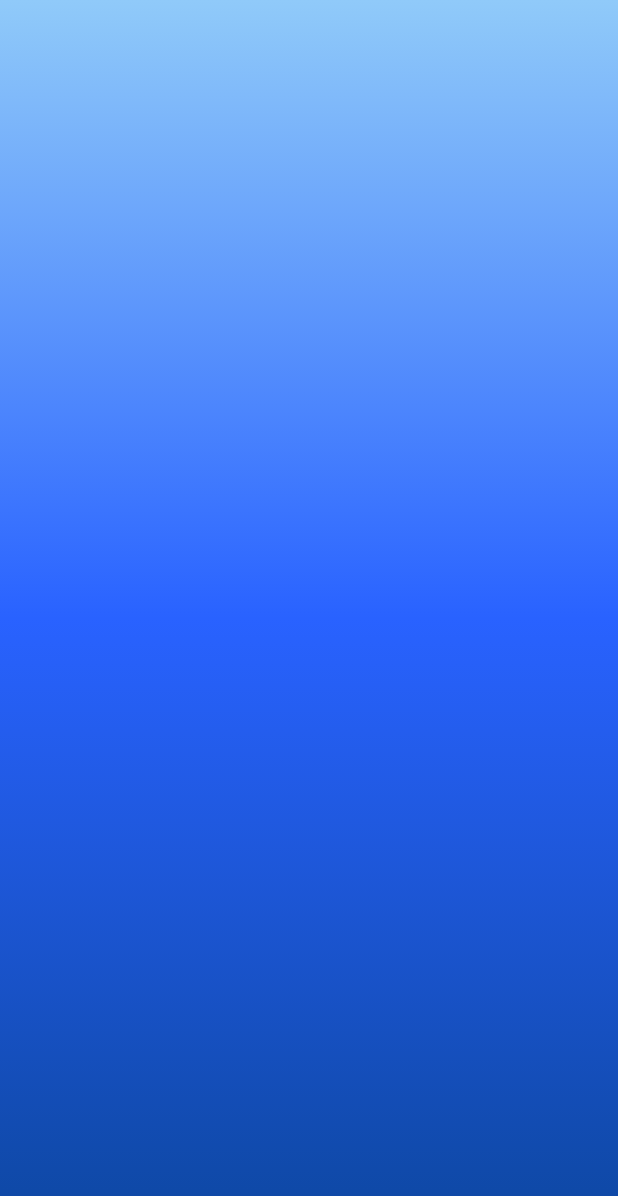
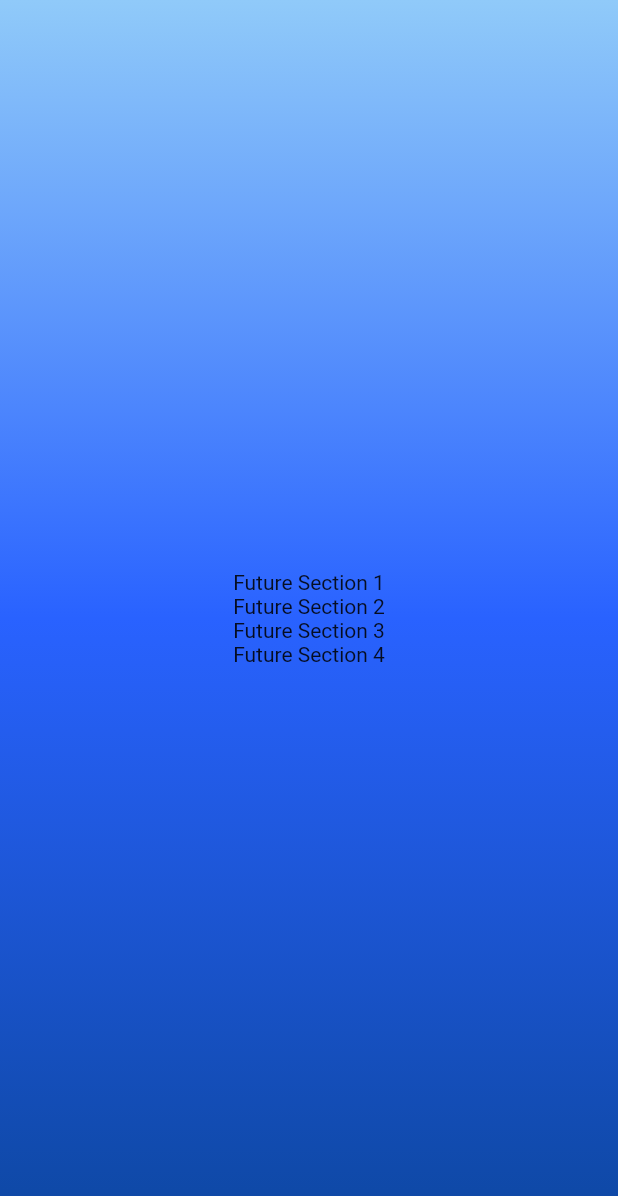
Before and after one commit to davipro34/demologin_app, a Flutter app: the screen it shows after launch, on a phone screen of 412 x 824 dp. Shown: the top 1196 px of the screen. Run offline on Flutter 3.47's test engine with Material 2 defaults, Android fonts, the phone set to English and light mode, and no system bars.

Commit message:
Creating the central column of the page

```diff
--- a/lib/main.dart
+++ b/lib/main.dart
@@ -27,6 +27,17 @@ class LoginPage extends StatelessWidget {
             ],
           ),
         ),
+        child: const Center(
+          child: Column(
+            mainAxisAlignment: MainAxisAlignment.center,
+            children: [
+              Text('Future Section 1'),
+              Text('Future Section 2'),
+              Text('Future Section 3'),
+              Text('Future Section 4'),
+            ],
+          ),
+        ),
       ),
     );
   }
```
